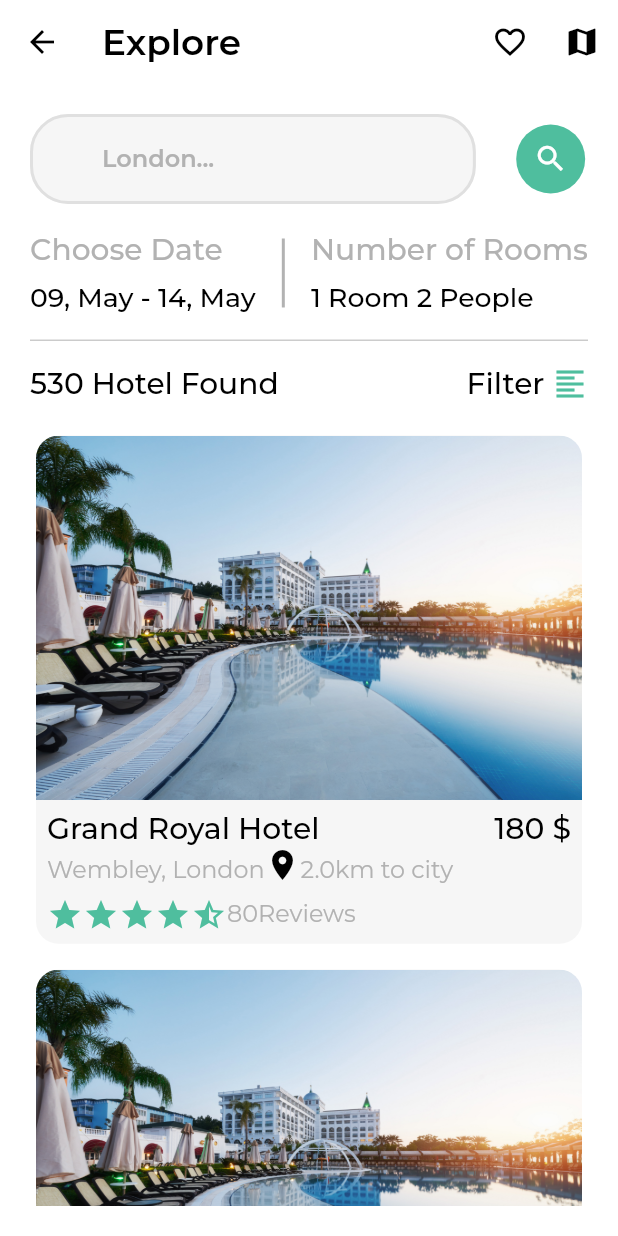
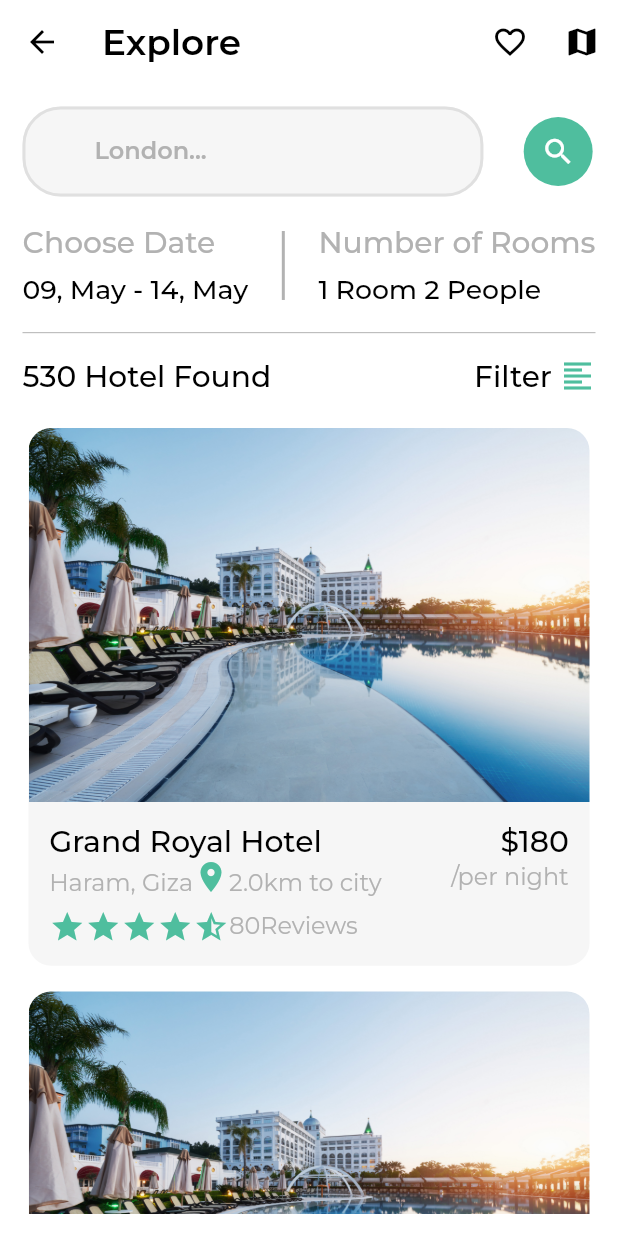
Before and after one commit to Atevaz/hotel-booking, a Flutter app: the ExploreScreen screen opened by its route, on a phone screen of 412 x 824 dp. Run offline on Flutter 3.47's test engine with Material 2 defaults, Android fonts, the phone set to English and light mode, and no system bars; our stand-ins replace bloc, dio, flutter_bloc, flutter_screenutil, flutter_switch, flutter_toggle_tab and 5 more; accounts and stored records are empty.

Commit message:
edited hotel card

```diff
--- a/lib/presentation/screens/user/explore_screen.dart
+++ b/lib/presentation/screens/user/explore_screen.dart
@@ -35,7 +35,8 @@ class ExploreScreen extends StatelessWidget {
             ),
             IconButton(
               onPressed: () {
-                Navigator.pushNamed(context, AppRouterNames.rSearchMapLayoutRoute);
+                Navigator.pushNamed(
+                    context, AppRouterNames.rSearchMapLayoutRoute);
               },
               icon: const Icon(
                 Icons.map,
@@ -47,7 +48,7 @@ class ExploreScreen extends StatelessWidget {
       ),
       body: SafeArea(
         child: Padding(
-          padding: const EdgeInsets.all(20),
+          padding: const EdgeInsets.all(15),
           child: Column(
             children: [
               Row(
@@ -154,7 +155,8 @@ class ExploreScreen extends StatelessWidget {
                   ),
                   InkWell(
                     onTap: () {
-                      Navigator.pushNamed(context, AppRouterNames.rFilterLayoutRoute);
+                      Navigator.pushNamed(
+                          context, AppRouterNames.rFilterLayoutRoute);
                     },
                     child: Row(
                       mainAxisSize: MainAxisSize.min,
@@ -184,7 +186,9 @@ class ExploreScreen extends StatelessWidget {
                   physics: BouncingScrollPhysics(),
                   itemCount: 11,
                   itemBuilder: (context, index) => HotelCard(),
-                  separatorBuilder:(context, index) => SizedBox(height: 10.h,),
+                  separatorBuilder: (context, index) => SizedBox(
+                    height: 10.h,
+                  ),
                 ),
               ),
             ],
--- a/lib/presentation/view/hotel_card.dart
+++ b/lib/presentation/view/hotel_card.dart
@@ -18,16 +18,18 @@ class HotelCard extends StatelessWidget {
       ),
       clipBehavior: Clip.antiAliasWithSaveLayer,
       child: Column(children: [
-        Image.asset('assets/images/hotel.jpg',),
+        Image.asset(
+          'assets/images/hotel.jpg',
+        ),
         Padding(
-          padding:  EdgeInsets.all(8.0.r),
+          padding: EdgeInsets.all(15.0.r),
           child: Column(
             children: [
               Row(
-                children:  [
+                children: const [
                   MediumText(text: 'Grand Royal Hotel'),
                   Spacer(),
-                  MediumText(text: "180 \$"),
+                  MediumText(text: "\$180"),
                 ],
               ),
               Row(
@@ -35,14 +37,18 @@ class HotelCard extends StatelessWidget {
                   RichText(
                       text: const TextSpan(children: [
                     WidgetSpan(
-                      child: RegularText(text: 'Wembley, London'),
+                      child: RegularText(text: 'Haram, Giza'),
                     ),
                     WidgetSpan(
-                      child: Icon(Icons.location_on),
+                      child: Icon(
+                        Icons.location_on,
+                        color: AppColor.teal,
+                      ),
                     ),
                     WidgetSpan(child: RegularText(text: '2.0km to city'))
                   ])),
-
+                  const Spacer(),
+                  const RegularText(text: '/per night')
                 ],
               ),
               SizedBox(
```
Also changed, not shown: pubspec.lock.
